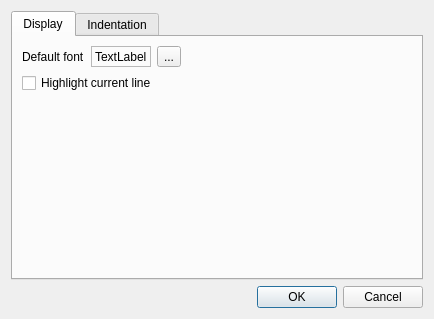
The window that trunk/editor/configdialog.ui (cpackham/kscope) describes before a commit, drawn with Qt 5.
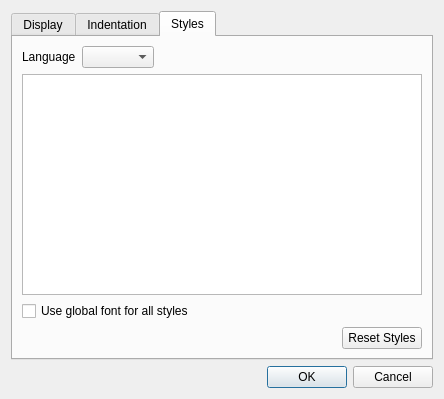
The same window after the commit. The open tabs and pages were chosen to show the change.

```diff
--- a/trunk/editor/configdialog.ui
+++ b/trunk/editor/configdialog.ui
@@ -5,8 +5,8 @@
    <rect>
     <x>0</x>
     <y>0</y>
-    <width>434</width>
-    <height>319</height>
+    <width>444</width>
+    <height>399</height>
    </rect>
   </property>
   <property name="windowTitle" >
@@ -28,7 +28,7 @@
          <item>
           <widget class="QLabel" name="label" >
            <property name="text" >
-            <string>Default font</string>
+            <string>Global font</string>
            </property>
           </widget>
          </item>
@@ -172,6 +172,74 @@
        </item>
       </layout>
      </widget>
+     <widget class="QWidget" name="tab_3" >
+      <attribute name="title" >
+       <string>Styles</string>
+      </attribute>
+      <layout class="QVBoxLayout" name="verticalLayout_5" >
+       <item>
+        <layout class="QHBoxLayout" name="horizontalLayout_3" >
+         <item>
+          <widget class="QLabel" name="label_3" >
+           <property name="text" >
+            <string>Language</string>
+           </property>
+          </widget>
+         </item>
+         <item>
+          <widget class="QComboBox" name="styleLanguageCombo_" />
+         </item>
+         <item>
+          <spacer name="horizontalSpacer_3" >
+           <property name="orientation" >
+            <enum>Qt::Horizontal</enum>
+           </property>
+           <property name="sizeHint" stdset="0" >
+            <size>
+             <width>40</width>
+             <height>20</height>
+            </size>
+           </property>
+          </spacer>
+         </item>
+        </layout>
+       </item>
+       <item>
+        <widget class="QTreeView" name="styleView_" />
+       </item>
+       <item>
+        <widget class="QCheckBox" name="globalFontCheck_" >
+         <property name="text" >
+          <string>Use global font for all styles</string>
+         </property>
+        </widget>
+       </item>
+       <item>
+        <layout class="QHBoxLayout" name="horizontalLayout_4" >
+         <item>
+          <spacer name="horizontalSpacer_4" >
+           <property name="orientation" >
+            <enum>Qt::Horizontal</enum>
+           </property>
+           <property name="sizeHint" stdset="0" >
+            <size>
+             <width>40</width>
+             <height>20</height>
+            </size>
+           </property>
+          </spacer>
+         </item>
+         <item>
+          <widget class="QPushButton" name="resetButton_" >
+           <property name="text" >
+            <string>Reset Styles</string>
+           </property>
+          </widget>
+         </item>
+        </layout>
+       </item>
+      </layout>
+     </widget>
     </widget>
    </item>
    <item>
```
Left out of the diff: 115 changed lines with no effect on the pictures.
